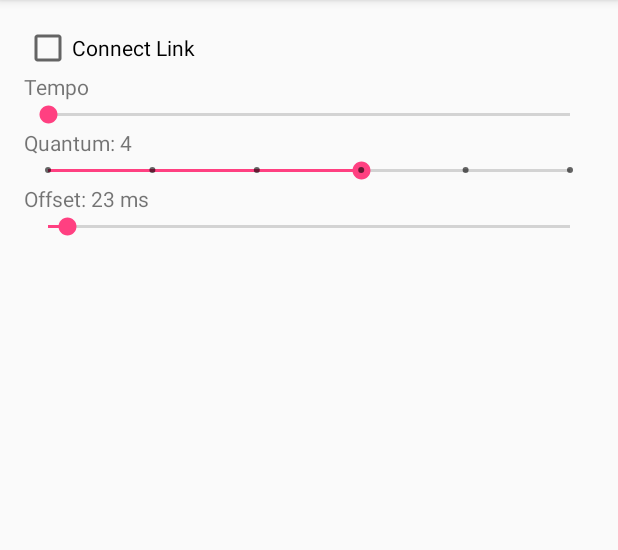
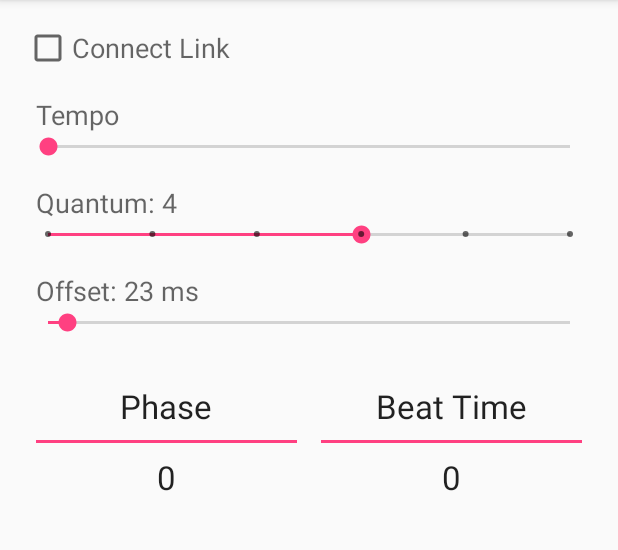
Before and after one commit to libpd/abl_link, an Android app: the screen it shows after launch (MainActivity), on a phone screen of 412 x 824 dp, the part 84-634 px from its top. Run offline under Robolectric (Android 15) with nearby library versions, the light colour scheme and no system bars; libraries missing offline, so code that uses them is left out: org.puredata.android, org.puredata.core; 3 statements that could not run were skipped.

Commit message:
sample activity enhanced with displaying phase and beat time

```diff
--- a/AblLinkSample/app/src/main/java/com/noisepages/nettoyeur/abllinksample/MainActivity.java
+++ b/AblLinkSample/app/src/main/java/com/noisepages/nettoyeur/abllinksample/MainActivity.java
@@ -5,6 +5,14 @@
  */
 
 package com.noisepages.nettoyeur.abllinksample;
+
+import org.puredata.android.io.AudioParameters;
+import org.puredata.android.service.PdPreferences;
+import org.puredata.android.service.PdService;
+import org.puredata.core.PdBase;
+import org.puredata.core.PdListener;
+import org.puredata.core.utils.IoUtils;
+import org.puredata.core.utils.PdDispatcher;
 
 import android.content.ComponentName;
 import android.content.Intent;
@@ -20,17 +28,10 @@ import android.widget.SeekBar;
 import android.widget.TextView;
 import android.widget.Toast;
 
-import org.puredata.android.io.AudioParameters;
-import org.puredata.android.service.PdPreferences;
-import org.puredata.android.service.PdService;
-import org.puredata.core.PdBase;
-import org.puredata.core.PdListener;
-import org.puredata.core.utils.IoUtils;
-import org.puredata.core.utils.PdDispatcher;
-
 import java.io.File;
 import java.io.IOException;
 import java.io.InputStream;
+import java.util.Locale;
 
 public class MainActivity extends AppCompatActivity {
 
@@ -39,6 +40,8 @@ public class MainActivity extends AppCompatActivity {
 
     private TextView tempoLabel = null;
     private SeekBar tempoBar = null;
+    private TextView phase = null;
+    private TextView beatTime = null;
     private PdService pdService = null;
     private Toast toast = null;
 
@@ -136,6 +139,8 @@ public class MainActivity extends AppCompatActivity {
             @Override public void onStopTrackingTouch(SeekBar seekBar) {}
         });
         latencyBar.setProgress(23 - PD_LATENCY_MS);
+        phase = (TextView) findViewById(R.id.phase);
+        beatTime = (TextView) findViewById(R.id.beatTime);
     }
 
     private void initPd() {
@@ -148,12 +153,32 @@ public class MainActivity extends AppCompatActivity {
             patchFile = IoUtils.extractResource(in, "metronome.pd", getCacheDir());
             PdBase.openPatch(patchFile);
             dispatcher.addListener("tempoOut", new PdListener.Adapter() {
-                @Override public void receiveFloat(String source, final float x) {
+                @Override public void receiveFloat(final String source, final float x) {
                     runOnUiThread(new Runnable() {
                         @Override
                         public void run() {
                             tempoLabel.setText("Tempo: " + (int) (x + 0.5) + "bpm");
                             tempoBar.setProgress(tempoToProgress(x));
+                        }
+                    });
+                }
+            });
+            dispatcher.addListener("phase", new PdListener.Adapter() {
+                @Override public void receiveFloat(final String source, final float x) {
+                    runOnUiThread(new Runnable() {
+                        @Override
+                        public void run() {
+                            phase.setText(String.format(Locale.US, "%,.1f", x));
+                        }
+                    });
+                }
+            });
+            dispatcher.addListener("beatTime", new PdListener.Adapter() {
+                @Override public void receiveFloat(final String source, final float x) {
+                    runOnUiThread(new Runnable() {
+                        @Override
+                        public void run() {
+                            beatTime.setText(String.format(Locale.US, "%,.1f", x));
                         }
                     });
                 }
--- a/AblLinkSample/app/src/main/res/layout/activity_main.xml
+++ b/AblLinkSample/app/src/main/res/layout/activity_main.xml
@@ -1,63 +1,127 @@
 <?xml version="1.0" encoding="utf-8"?>
-<RelativeLayout
+<LinearLayout
         xmlns:android="http://schemas.android.com/apk/res/android"
         xmlns:tools="http://schemas.android.com/tools"
-        android:id="@+id/activity_main"
+        android:orientation="vertical"
         android:layout_width="match_parent"
         android:layout_height="match_parent"
+        android:id="@+id/activity_main"
         android:paddingLeft="@dimen/activity_horizontal_margin"
         android:paddingRight="@dimen/activity_horizontal_margin"
         android:paddingTop="@dimen/activity_vertical_margin"
         android:paddingBottom="@dimen/activity_vertical_margin"
         tools:context="com.noisepages.nettoyeur.abllinksample.MainActivity">
 
-    <LinearLayout
-        android:orientation="vertical"
-        android:layout_width="match_parent"
-        android:layout_height="match_parent">
-
     <CheckBox
             android:text="Connect Link"
             android:layout_width="match_parent"
             android:layout_height="wrap_content"
-            android:id="@+id/connectBox" />
+            android:layout_marginBottom="@dimen/activity_vertical_margin"
+            style="@style/TextAppearance.AppCompat.Medium"
+            android:id="@+id/connectBox"/>
 
     <TextView
             android:text="Tempo"
             android:layout_width="match_parent"
             android:layout_height="wrap_content"
-            android:id="@+id/tempoLabel" />
+            style="@style/TextAppearance.AppCompat.Medium"
+            android:paddingLeft="8dp"
+            android:id="@+id/tempoLabel"/>
 
     <SeekBar
             android:layout_width="match_parent"
             android:layout_height="wrap_content"
-            android:id="@+id/tempoBar" />
+            android:layout_marginBottom="@dimen/activity_vertical_margin"
+            android:id="@+id/tempoBar"/>
 
     <TextView
             android:text="Quantum: 4"
             android:layout_width="match_parent"
             android:layout_height="wrap_content"
-            android:id="@+id/quantumLabel" />
+            android:paddingLeft="8dp"
+            style="@style/TextAppearance.AppCompat.Medium"
+            android:id="@+id/quantumLabel"/>
 
     <SeekBar
             style="@style/Widget.AppCompat.SeekBar.Discrete"
             android:layout_width="match_parent"
             android:layout_height="wrap_content"
+            android:layout_marginBottom="@dimen/activity_vertical_margin"
             android:max="5"
             android:progress="3"
-            android:id="@+id/quantumBar" />
+            android:id="@+id/quantumBar"/>
 
     <TextView
             android:text="Offset: 23 ms"
             android:layout_width="match_parent"
             android:layout_height="wrap_content"
-                android:id="@+id/offsetLabel" />
+            android:paddingLeft="8dp"
+            style="@style/TextAppearance.AppCompat.Medium"
+            android:id="@+id/offsetLabel"/>
 
     <SeekBar
             android:layout_width="match_parent"
             android:layout_height="wrap_content"
+            android:layout_marginBottom="@dimen/activity_vertical_margin"
             android:max="443"
-                android:id="@+id/offsetBar" />
+            android:id="@+id/offsetBar"/>
+
+    <LinearLayout android:layout_width="match_parent"
+                  android:layout_height="wrap_content"
+                  android:layout_marginTop="@dimen/activity_vertical_margin"
+                  android:orientation="horizontal"
+                  android:layout_alignParentBottom="true">
+
+        <LinearLayout android:layout_width="0dp"
+                      android:layout_weight="1"
+                      android:layout_height="wrap_content"
+                      android:orientation="vertical">
+
+            <TextView android:layout_width="match_parent"
+                      android:layout_height="wrap_content"
+                      android:layout_gravity="center"
+                      android:textAlignment="center"
+                      style="@style/TextAppearance.AppCompat.Large"
+                      android:text="Phase"/>
+
+            <View android:layout_width="match_parent"
+                  android:layout_height="2dp"
+                  android:background="@color/colorAccent"
+                  android:layout_margin="8dp"/>
+
+            <TextView android:layout_width="wrap_content"
+                      android:layout_height="wrap_content"
+                      android:layout_gravity="center"
+                      style="@style/TextAppearance.AppCompat.Large"
+                      android:id="@+id/phase"
+                      android:text="0"/>
 
         </LinearLayout>
-</RelativeLayout>
+
+        <LinearLayout android:layout_width="0dp"
+                      android:layout_weight="1"
+                      android:layout_height="wrap_content"
+                      android:orientation="vertical">
+
+            <TextView android:layout_width="match_parent"
+                      android:layout_height="wrap_content"
+                      android:layout_gravity="center"
+                      android:textAlignment="center"
+                      style="@style/TextAppearance.AppCompat.Large"
+                      android:text="Beat Time"/>
+
+            <View android:layout_width="match_parent"
+                  android:layout_height="2dp"
+                  android:background="@color/colorAccent"
+                  android:layout_margin="8dp"/>
+
+            <TextView android:layout_width="wrap_content"
+                      android:layout_height="wrap_content"
+                      android:layout_gravity="center"
+                      style="@style/TextAppearance.AppCompat.Large"
+                      android:id="@+id/beatTime"
+                      android:text="0"/>
+
+        </LinearLayout>
+    </LinearLayout>
+</LinearLayout>
```
Also changed, not shown: 1 other file. Lines whose indentation alone changed are shown as unchanged.
